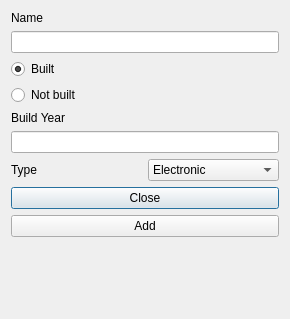
Qt form addcomp.ui (sandraBender/VLN1-hopur2) before a commit.
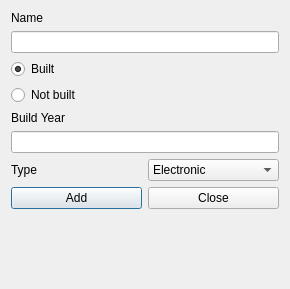
The same form after that commit.

Patch:
```diff
--- a/addcomp.ui
+++ b/addcomp.ui
@@ -7,7 +7,7 @@
     <x>0</x>
     <y>0</y>
     <width>290</width>
-    <height>319</height>
+    <height>289</height>
    </rect>
   </property>
   <property name="windowTitle">
@@ -125,18 +125,22 @@
     </layout>
    </item>
    <item>
-    <widget class="QPushButton" name="button_close">
-     <property name="text">
-      <string>Close</string>
-     </property>
-    </widget>
-   </item>
+    <layout class="QHBoxLayout" name="horizontalLayout_5">
    <item>
     <widget class="QPushButton" name="button_add">
      <property name="text">
       <string>Add</string>
      </property>
     </widget>
+     </item>
+     <item>
+      <widget class="QPushButton" name="button_close">
+       <property name="text">
+        <string>Close</string>
+       </property>
+      </widget>
+     </item>
+    </layout>
    </item>
    <item>
     <widget class="QLabel" name="label_addsuccess">
```
Lines whose indentation alone changed are shown as unchanged.
